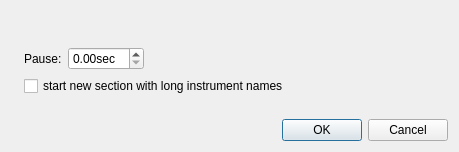
Before: the Qt Designer form mscore/mscore/sectionbreak.ui in musescore/musescore-old, drawn with Qt 5.
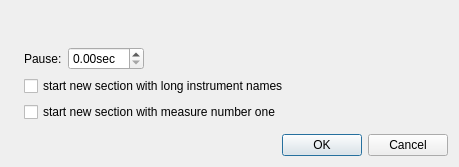
After: the same form once the commit is applied. Icons and pictures are not drawn.

```diff
--- a/mscore/mscore/sectionbreak.ui
+++ b/mscore/mscore/sectionbreak.ui
@@ -7,14 +7,14 @@
     <x>0</x>
     <y>0</y>
     <width>459</width>
-    <height>152</height>
+    <height>164</height>
    </rect>
   </property>
   <property name="windowTitle">
    <string>MuseScore: Section Break Properties</string>
   </property>
   <layout class="QGridLayout" name="gridLayout">
-   <item row="0" column="0" rowspan="5">
+   <item row="0" column="0" rowspan="6">
     <widget class="QLabel" name="label_3">
      <property name="sizePolicy">
       <sizepolicy hsizetype="Fixed" vsizetype="Ignored">
@@ -30,7 +30,7 @@
      </property>
     </widget>
    </item>
-   <item row="3" column="1">
+   <item row="4" column="1">
     <spacer name="verticalSpacer_2">
      <property name="orientation">
       <enum>Qt::Vertical</enum>
@@ -102,7 +102,7 @@
      </property>
     </spacer>
    </item>
-   <item row="4" column="1" colspan="2">
+   <item row="5" column="1" colspan="2">
     <widget class="QDialogButtonBox" name="buttonBox">
      <property name="orientation">
       <enum>Qt::Horizontal</enum>
@@ -119,6 +119,13 @@
      </property>
     </widget>
    </item>
+   <item row="3" column="1">
+    <widget class="QCheckBox" name="_startWithMeasureOne">
+     <property name="text">
+      <string>start new section with measure number one</string>
+     </property>
+    </widget>
+   </item>
   </layout>
  </widget>
  <resources>
```
